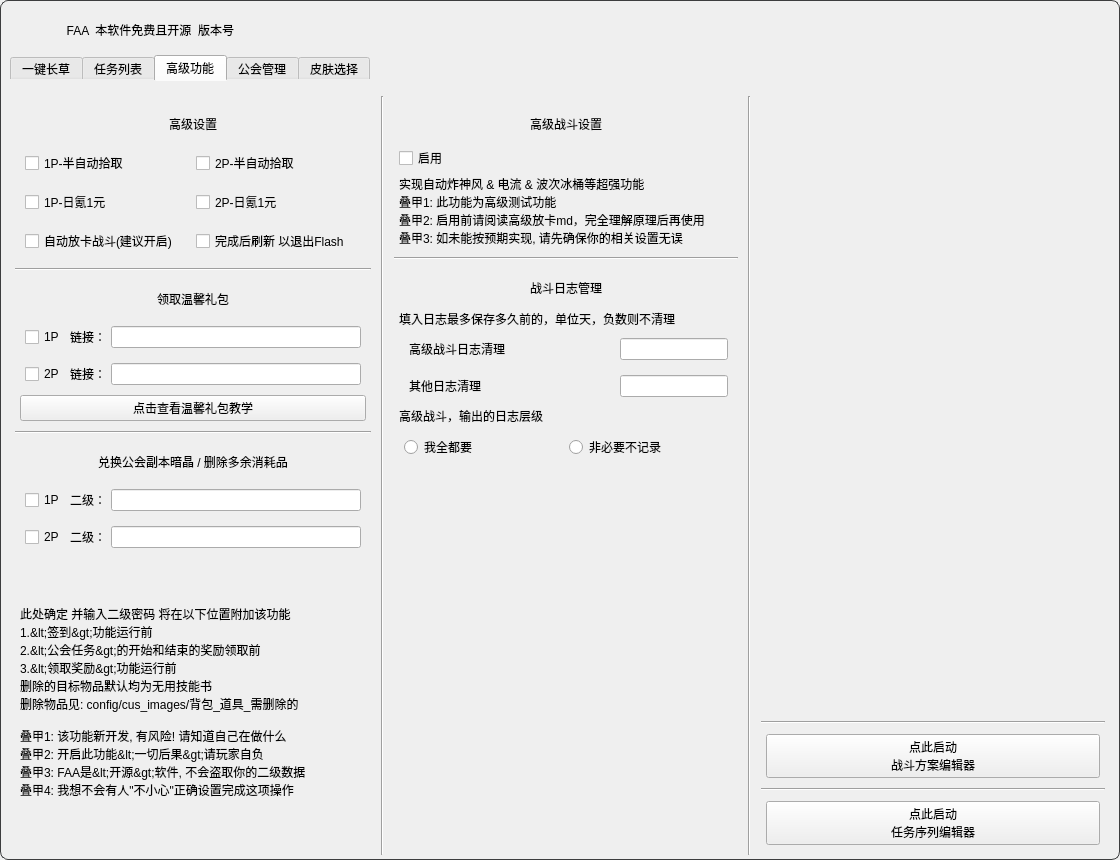
Before: the Qt Designer form resource/ui/FAA_3.0.ui in StareAbyss/FoodsVsMiceAutoAssistant, drawn with Qt 5.
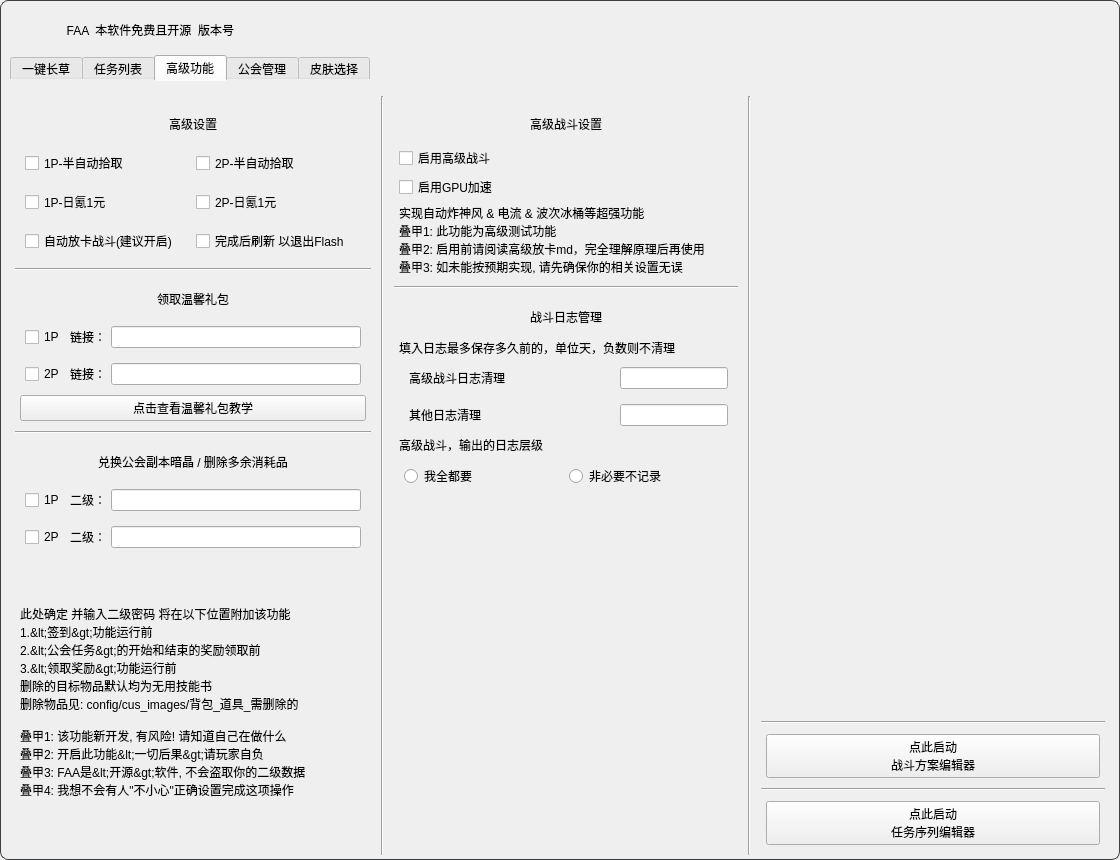
After: the same form once the commit is applied. The open tabs and pages were chosen to show the change. Icons and pictures are not drawn. Custom widgets are drawn as their Qt base class.

Commit message: v1.5.0 beta3 写了个gpu加速开关,但是很显然环境配置有亿点复杂,那先不研究了

What changed in the file:
```diff
--- a/resource/ui/FAA_3.0.ui
+++ b/resource/ui/FAA_3.0.ui
@@ -9016,7 +9016,7 @@
               <number>5</number>
              </property>
              <item>
-              <layout class="QVBoxLayout" name="Lay_senior_battle" stretch="1,1,3">
+              <layout class="QVBoxLayout" name="Lay_senior_battle" stretch="1,1,0,3">
                <property name="spacing">
                 <number>5</number>
                </property>
@@ -9069,7 +9069,14 @@
                   <string>只用点一下就够了!</string>
                  </property>
                  <property name="text">
-                  <string>启用</string>
+                  <string>启用高级战斗</string>
+                 </property>
+                </widget>
+               </item>
+               <item>
+                <widget class="QCheckBox" name="Battle_senior_gpu">
+                 <property name="text">
+                  <string>启用GPU加速</string>
                  </property>
                 </widget>
                </item>
```
The commit also changes 5 other files.
